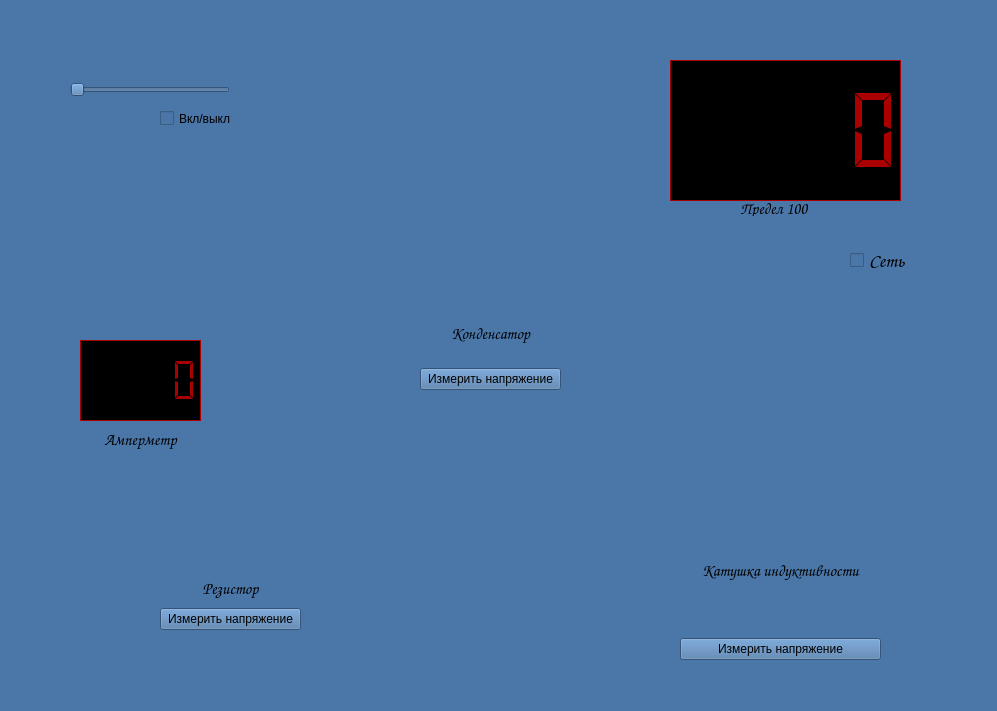
Above: laba15.ui from doktorfish0078/SimulationOfLaboratoryWork before the change. Below: the same form after it.
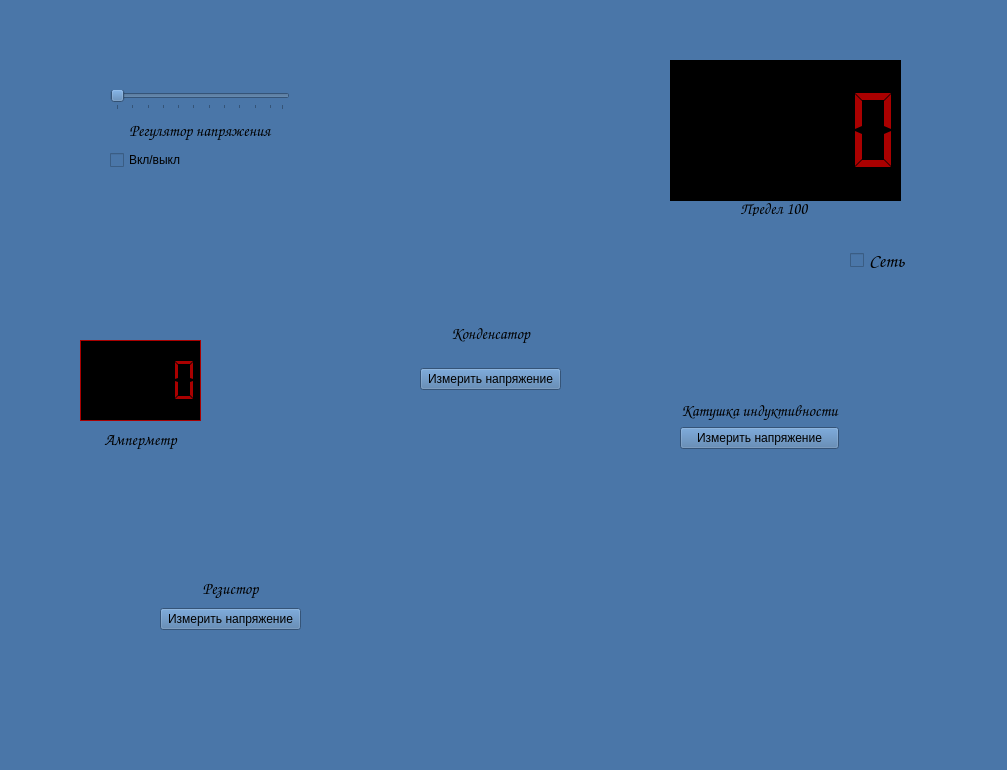
That is the form after the change. Icons and pictures are not drawn.

Commit message: доделал 2ую лабу

Diff of the .ui file:
```diff
--- a/laba15.ui
+++ b/laba15.ui
@@ -6,8 +6,8 @@
    <rect>
     <x>0</x>
     <y>0</y>
-    <width>997</width>
-    <height>711</height>
+    <width>1007</width>
+    <height>770</height>
    </rect>
   </property>
   <property name="windowTitle">
@@ -17,38 +17,6 @@
    <string notr="true">background-color: rgb(74, 118, 168);</string>
   </property>
   <widget class="QWidget" name="centralwidget">
-   <widget class="QCheckBox" name="checkPower">
-    <property name="geometry">
-     <rect>
-      <x>160</x>
-      <y>110</y>
-      <width>71</width>
-      <height>17</height>
-     </rect>
-    </property>
-    <property name="text">
-     <string>Вкл/выкл</string>
-    </property>
-   </widget>
-   <widget class="QSlider" name="slider_voltage">
-    <property name="geometry">
-     <rect>
-      <x>70</x>
-      <y>80</y>
-      <width>160</width>
-      <height>19</height>
-     </rect>
-    </property>
-    <property name="maximum">
-     <number>54</number>
-    </property>
-    <property name="orientation">
-     <enum>Qt::Horizontal</enum>
-    </property>
-    <property name="tickPosition">
-     <enum>QSlider::NoTicks</enum>
-    </property>
-   </widget>
    <widget class="QWidget" name="verticalLayoutWidget">
     <property name="geometry">
      <rect>
@@ -193,11 +161,14 @@
      <rect>
       <x>680</x>
       <y>380</y>
-      <width>201</width>
-      <height>280</height>
+      <width>222</width>
+      <height>311</height>
      </rect>
     </property>
     <layout class="QVBoxLayout" name="verticalLayout_5">
+     <property name="sizeConstraint">
+      <enum>QLayout::SetFixedSize</enum>
+     </property>
      <item>
       <widget class="QLabel" name="label_4">
        <property name="sizePolicy">
@@ -208,10 +179,13 @@
        </property>
        <property name="maximumSize">
         <size>
-         <width>199</width>
-         <height>220</height>
+         <width>220</width>
+         <height>240</height>
         </size>
        </property>
+       <property name="layoutDirection">
+        <enum>Qt::LeftToRight</enum>
+       </property>
        <property name="text">
         <string/>
        </property>
@@ -366,10 +340,10 @@
 background-color: rgb(0, 0, 0);</string>
     </property>
     <property name="frameShape">
-     <enum>QFrame::Box</enum>
+     <enum>QFrame::StyledPanel</enum>
     </property>
     <property name="frameShadow">
-     <enum>QFrame::Plain</enum>
+     <enum>QFrame::Sunken</enum>
     </property>
     <property name="smallDecimalPoint">
      <bool>false</bool>
@@ -380,9 +354,6 @@
     <property name="segmentStyle">
      <enum>QLCDNumber::Flat</enum>
     </property>
-    <property name="value" stdset="0">
-     <double>0.000000000000000</double>
-    </property>
     <property name="intValue" stdset="0">
      <number>0</number>
     </property>
@@ -432,6 +403,71 @@
      <string>Предел 100</string>
     </property>
    </widget>
+   <widget class="QWidget" name="verticalLayoutWidget_5">
+    <property name="geometry">
+     <rect>
+      <x>110</x>
+      <y>90</y>
+      <width>180</width>
+      <height>80</height>
+     </rect>
+    </property>
+    <layout class="QVBoxLayout" name="verticalLayout_3">
+     <item>
+      <widget class="QSlider" name="slider_voltage">
+       <property name="maximum">
+        <number>54</number>
+       </property>
+       <property name="sliderPosition">
+        <number>0</number>
+       </property>
+       <property name="orientation">
+        <enum>Qt::Horizontal</enum>
+       </property>
+       <property name="invertedAppearance">
+        <bool>false</bool>
+       </property>
+       <property name="invertedControls">
+        <bool>false</bool>
+       </property>
+       <property name="tickPosition">
+        <enum>QSlider::TicksBelow</enum>
+       </property>
+       <property name="tickInterval">
+        <number>5</number>
+       </property>
+      </widget>
+     </item>
+     <item>
+      <widget class="QLabel" name="label_10">
+       <property name="font">
+        <font>
+         <family>Comic Sans MS</family>
+         <pointsize>12</pointsize>
+         <weight>75</weight>
+         <bold>true</bold>
+        </font>
+       </property>
+       <property name="text">
+        <string>Регулятор напряжения</string>
+       </property>
+       <property name="scaledContents">
+        <bool>true</bool>
+       </property>
+       <property name="alignment">
+        <set>Qt::AlignCenter</set>
+       </property>
+      </widget>
+     </item>
+     <item>
+      <widget class="QCheckBox" name="checkPower">
+       <property name="text">
+        <string>Вкл/выкл</string>
+       </property>
+      </widget>
+     </item>
+    </layout>
+   </widget>
   </widget>
   <widget class="QMenuBar" name="menubar">
    <property name="geometry">
```
Left out of the diff: 12 changed lines with no effect on the pictures. The commit also changes 1 other file.
